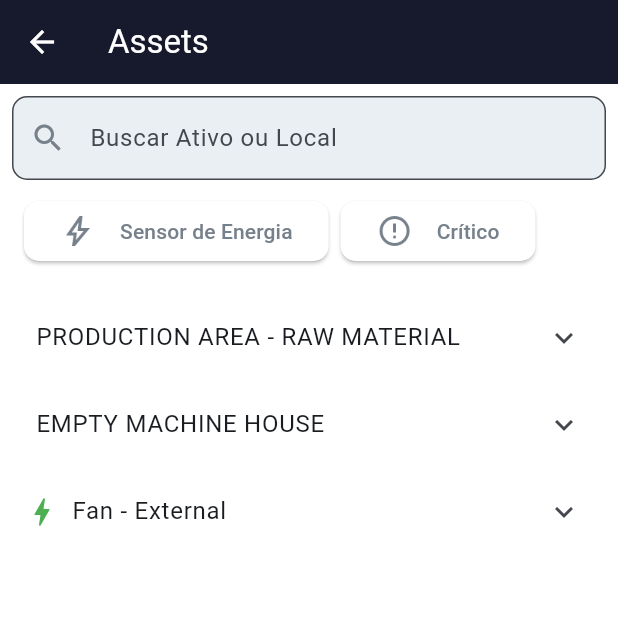
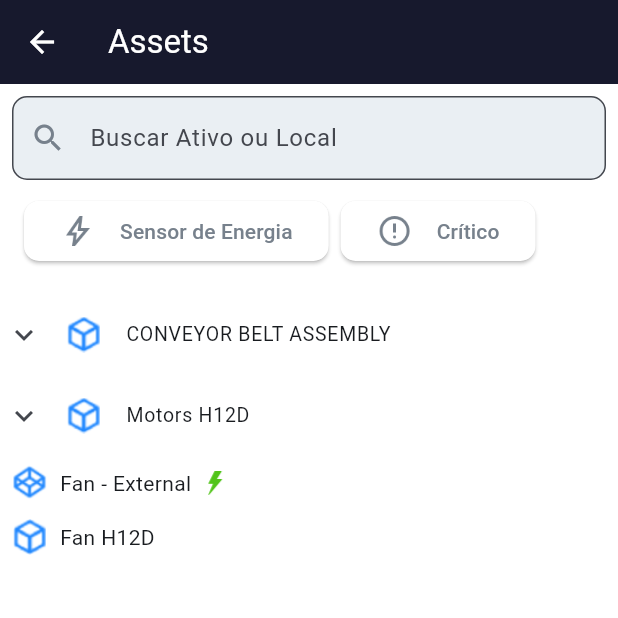
Before and after one commit to vinicius-ma/tree-view, a Flutter app: the AssetsPage screen opened by its route, on a phone screen of 412 x 824 dp, the top half of it. Run offline on Flutter 3.47's test engine with Material 3 defaults, Android fonts, the phone set to English and light mode, and no system bars; our stand-ins replace fluttertoast.

Commit message:
update asset_screen
- now properly retrieves data from the testing objects. Thus, it
validates the consumption of data. Once implemented the API
consumption, it will be easy to validate the app.

```diff
--- a/lib/screens/asset_screen.dart
+++ b/lib/screens/asset_screen.dart
@@ -1,8 +1,14 @@
+import 'dart:developer';
+
 import 'package:flutter/material.dart';
+import 'package:tractian_tree_view/models/asset.dart';
 import 'package:tractian_tree_view/theme/colors.dart';
+import 'package:tractian_tree_view/widgets/asset_expandable_item.dart';
+import 'package:tractian_tree_view/widgets/asset_item.dart';
 import 'package:tractian_tree_view/widgets/filter_button.dart';
 
-// TODO: Use the Assets class from tests
+import '../tests/assets.dart';
+
 class AssetsPage extends StatefulWidget {
   const AssetsPage({super.key});
 
@@ -81,66 +87,7 @@ class _AssetsPageState extends State<AssetsPage> {
           ),
           Expanded(
             child: ListView(
-              children: const [
-                AssetItem(
-                  title: 'PRODUCTION AREA - RAW MATERIAL',
-                  children: [
-                    AssetItem(
-                      title: 'CHARCOAL STORAGE SECTOR',
-                      children: [
-                        AssetItem(
-                          title: 'CONVEYOR BELT ASSEMBLY',
-                          children: [
-                            AssetItem(
-                              title: 'MOTOR TC01 COAL UNLOADING AF02',
-                              children: [
-                                AssetItem(
-                                  title: 'MOTOR RT COAL AF01',
-                                  icon: Icons.bolt,
-                                  iconColor: Colors.green,
-                                ),
-                              ],
-                            ),
-                          ],
-                        ),
-                      ],
-                    ),
-                    AssetItem(
-                      title: 'Machinery House',
-                      children: [
-                        AssetItem(
-                          title: 'MOTORS H12D',
-                          children: [
-                            AssetItem(
-                              title: 'MOTORS H12D - Stage 1',
-                              icon: Icons.error,
-                              iconColor: Colors.red,
-                            ),
-                            AssetItem(
-                              title: 'MOTORS H12D - Stage 2',
-                              icon: Icons.error,
-                              iconColor: Colors.red,
-                            ),
-                            AssetItem(
-                              title: 'MOTORS H12D - Stage 3',
-                              icon: Icons.error,
-                              iconColor: Colors.red,
-                            ),
-                          ],
-                        ),
-                      ],
-                    ),
-                  ],
-                ),
-                AssetItem(
-                  title: 'EMPTY MACHINE HOUSE',
-                ),
-                AssetItem(
-                  title: 'Fan - External',
-                  icon: Icons.bolt,
-                  iconColor: Colors.green,
-                ),
-              ],
+              children: getChildren(null, Assets.getByCompany("jaguarFakeId")),
             ),
           ),
         ],
@@ -149,31 +96,58 @@ class _AssetsPageState extends State<AssetsPage> {
   }
 }
 
-class AssetItem extends StatelessWidget {
-  final String title;
-  final List<AssetItem>? children;
-  final IconData? icon;
-  final Color? iconColor;
+List<Widget> getChildren(
+  Asset? parent,
+  List<Asset> companyAssets, {
+  int treeLevel = 0,
+}) {
+  String? parentId = parent?.id;
+  List<Asset> children =
+      companyAssets.where((test) => test.parentId == parentId).toList();
 
-  const AssetItem({
-    super.key,
-    required this.title,
-    this.children,
-    this.icon,
-    this.iconColor,
-  });
+  List<Widget> items = [];
 
-  @override
-  Widget build(BuildContext context) {
-    return ExpansionTile(
-      title: Row(
-        children: [
-          if (icon != null) Icon(icon, color: iconColor),
-          const SizedBox(width: 8),
-          Text(title),
-        ],
-      ),
-      children: children ?? [],
-    );
+  if (children.isNotEmpty) {
+    // parent is expandable (if not null)
+    if (parent != null && parent.getType() != null) {
+      List<Widget> childrenItems = [];
+      for (Asset currentAsset in children) {
+        childrenItems.addAll(
+            getChildren(currentAsset, companyAssets, treeLevel: treeLevel + 1));
+      }
+
+      var item = AssetExpandableItem(
+        title: parent.name,
+        type: parent.getType()!,
+        treeLevel: treeLevel,
+        children: childrenItems,
+      );
+
+      items.add(item);
+    } else {
+      for (Asset currentAsset in children) {
+        items.addAll(getChildren(currentAsset, companyAssets,
+            treeLevel: treeLevel + 1));
+      }
+    }
+  } else {
+    // it is the lowest level in tree
+    if (parent != null && parent.getType() != null) {
+      items.add(AssetItem(
+        title: parent.name,
+        type: parent.getType()!,
+        sensorType: parent.sensorType,
+        status: parent.status,
+        treeLevel: treeLevel,
+      ));
+    }
   }
+
+  // put the AssetItems to the end
+  items.sort(
+      (a, b) => a.runtimeType.toString().compareTo(b.runtimeType.toString()));
+
+  log("getChildren: ${children.length} items has ${parent != null ? parent.name : "null"} as parent.");
+
+  return items;
 }
```
